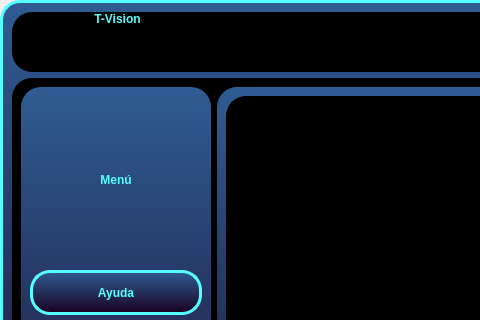
Above: mainmenu-form.ui from AxelF1899/T-vision before the change; both pictures show x 0 to 480 and y 0 to 320 of the 1000 by 625 pixel window. Below: the same form after it.
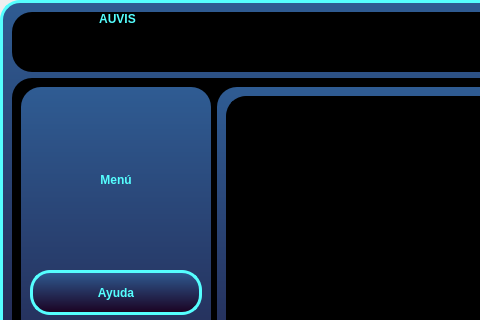
That is the form after the change. Icons and pictures are not drawn.

What changed in the file:
```diff
--- a/mainmenu-form.ui
+++ b/mainmenu-form.ui
@@ -87,7 +87,7 @@
 color: rgb(85, 255, 255);</string>
          </property>
          <property name="text">
-          <string>T-Vision</string>
+          <string>AUVIS</string>
          </property>
          <property name="alignment">
           <set>Qt::AlignHCenter|Qt::AlignTop</set>
```
Left out of the diff: 12 changed lines with no effect on the pictures.
